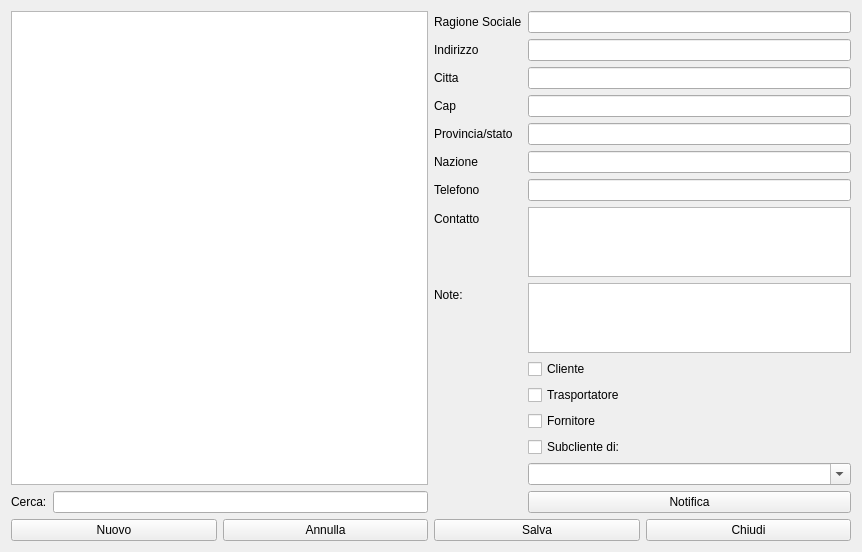
Qt form hutenti.ui (fblabs/hamlet-mod-sancon) before a commit.
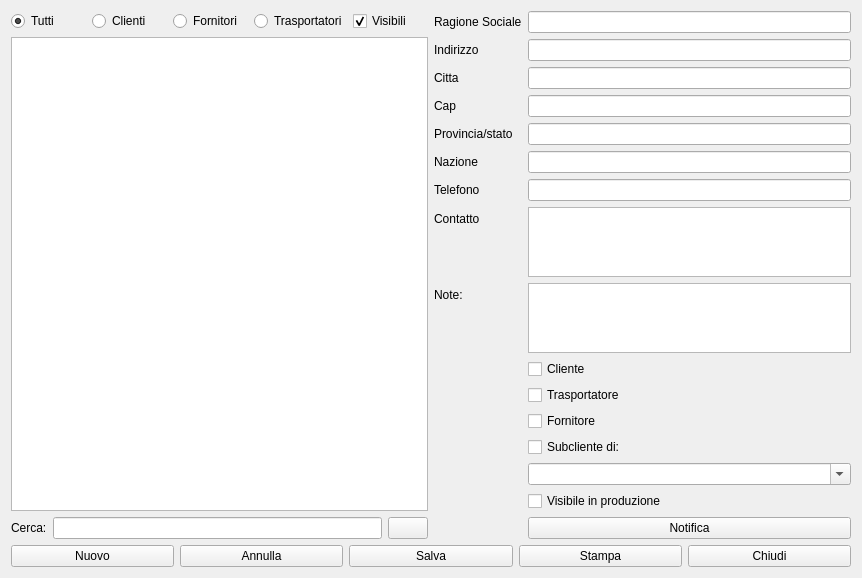
The same form after that commit. Icons and pictures are not drawn.

The edit to the form file:
```diff
--- a/hutenti.ui
+++ b/hutenti.ui
@@ -10,7 +10,7 @@
     <x>0</x>
     <y>0</y>
     <width>862</width>
-    <height>544</height>
+    <height>565</height>
    </rect>
   </property>
   <property name="windowTitle">
@@ -20,23 +20,69 @@
    <iconset resource="icons.qrc">
     <normaloff>:/Resources/Users64.png</normaloff>:/Resources/Users64.png</iconset>
   </property>
-  <layout class="QVBoxLayout" name="verticalLayout_3">
-   <item>
     <layout class="QVBoxLayout" name="verticalLayout_2">
      <item>
-      <layout class="QHBoxLayout" name="horizontalLayout_3">
+    <layout class="QHBoxLayout" name="horizontalLayout_4">
        <item>
         <layout class="QVBoxLayout" name="verticalLayout">
+       <item>
+        <layout class="QHBoxLayout" name="horizontalLayout_3">
+         <item>
+          <widget class="QRadioButton" name="rbAll">
+           <property name="text">
+            <string>Tutti</string>
+           </property>
+           <property name="checked">
+            <bool>true</bool>
+           </property>
+          </widget>
+         </item>
+         <item>
+          <widget class="QRadioButton" name="rbClients">
+           <property name="text">
+            <string>Clienti</string>
+           </property>
+          </widget>
+         </item>
+         <item>
+          <widget class="QRadioButton" name="rbSuppliers">
+           <property name="text">
+            <string>Fornitori</string>
+           </property>
+          </widget>
+         </item>
+         <item>
+          <widget class="QRadioButton" name="rbTrasports">
+           <property name="text">
+            <string>Trasportatori</string>
+           </property>
+          </widget>
+         </item>
+         <item>
+          <widget class="QCheckBox" name="cbVisible_2">
+           <property name="text">
+            <string>Visibili</string>
+           </property>
+           <property name="checked">
+            <bool>true</bool>
+           </property>
+          </widget>
+         </item>
+        </layout>
+       </item>
          <item>
           <widget class="QListView" name="lvUtenti">
            <property name="editTriggers">
             <set>QAbstractItemView::NoEditTriggers</set>
            </property>
+         <property name="alternatingRowColors">
+          <bool>true</bool>
+         </property>
            <property name="selectionBehavior">
             <enum>QAbstractItemView::SelectRows</enum>
            </property>
            <property name="selectionRectVisible">
-            <bool>true</bool>
+          <bool>false</bool>
            </property>
           </widget>
          </item>
@@ -50,7 +96,22 @@
             </widget>
            </item>
            <item>
-            <widget class="QLineEdit" name="lsearch"/>
+          <widget class="QLineEdit" name="lsearch">
+           <property name="clearButtonEnabled">
+            <bool>false</bool>
+           </property>
+          </widget>
+         </item>
+         <item>
+          <widget class="QPushButton" name="pushButton_6">
+           <property name="text">
+            <string/>
+           </property>
+           <property name="icon">
+            <iconset resource="icons.qrc">
+             <normaloff>:/Resources/Arrow-turn-left64.png</normaloff>:/Resources/Arrow-turn-left64.png</iconset>
+           </property>
+          </widget>
            </item>
           </layout>
          </item>
@@ -176,13 +237,6 @@
            </property>
           </widget>
          </item>
-         <item row="13" column="1">
-          <widget class="QCheckBox" name="cbsub">
-           <property name="text">
-            <string>Subcliente di:</string>
-           </property>
-          </widget>
-         </item>
          <item row="15" column="1">
           <widget class="QComboBox" name="cbxMasterCli">
            <property name="enabled">
@@ -196,7 +250,7 @@
            </property>
           </widget>
          </item>
-         <item row="16" column="1">
+       <item row="17" column="1">
           <widget class="QPushButton" name="pushButton_5">
            <property name="text">
             <string>Notifica</string>
@@ -207,6 +261,20 @@
            </property>
           </widget>
          </item>
+       <item row="13" column="1">
+        <widget class="QCheckBox" name="cbsub">
+         <property name="text">
+          <string>Subcliente di:</string>
+         </property>
+        </widget>
+       </item>
+       <item row="16" column="1">
+        <widget class="QCheckBox" name="cbVisible">
+         <property name="text">
+          <string>Visibile in produzione</string>
+         </property>
+        </widget>
+       </item>
         </layout>
        </item>
       </layout>
@@ -264,6 +332,23 @@
          </property>
         </widget>
        </item>
+     <item>
+      <widget class="QPushButton" name="pbPrint">
+       <property name="text">
+        <string>Stampa</string>
+       </property>
+       <property name="icon">
+        <iconset resource="icons.qrc">
+         <normaloff>:/Resources/Printer-icon.png</normaloff>:/Resources/Printer-icon.png</iconset>
+       </property>
+       <property name="iconSize">
+        <size>
+         <width>32</width>
+         <height>32</height>
+        </size>
+       </property>
+      </widget>
+     </item>
        <item>
         <widget class="QPushButton" name="pushButton_4">
          <property name="text">
@@ -280,8 +365,6 @@
           </size>
          </property>
         </widget>
-       </item>
-      </layout>
      </item>
     </layout>
    </item>
```
Lines whose indentation alone changed are shown as unchanged.
